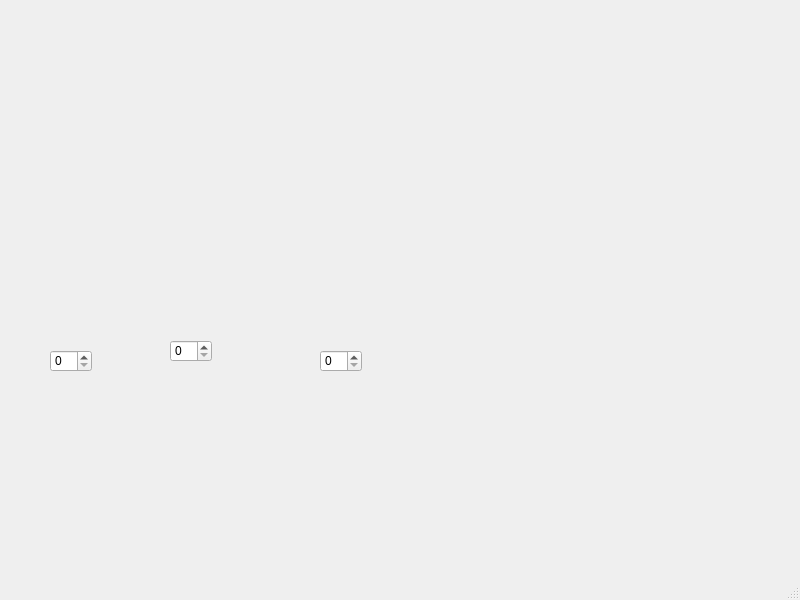
VHarbar/NG_Harbar_Vadim, file lesson 6/task1/mainwindow.ui: the form before one commit.
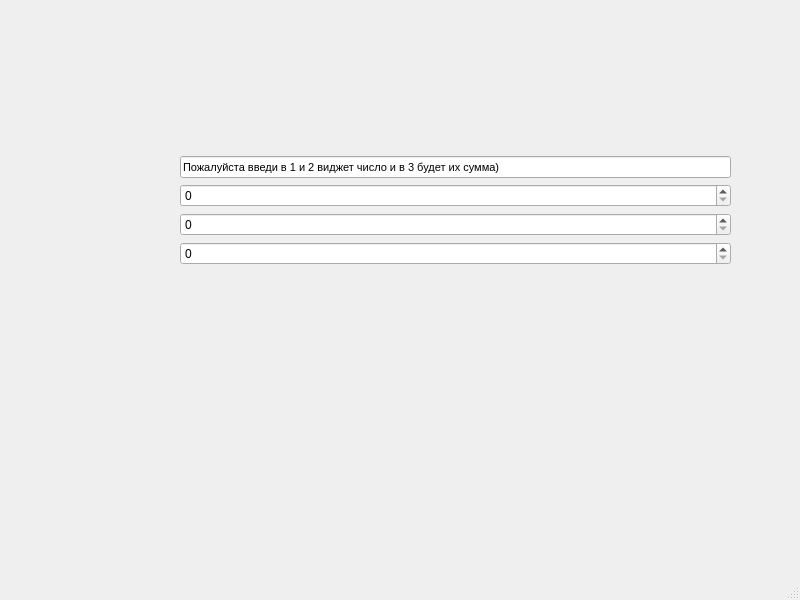
The form after the commit.

```diff
--- a/lesson 6/task1/mainwindow.ui
+++ b/lesson 6/task1/mainwindow.ui
@@ -14,35 +14,93 @@
    <string>MainWindow</string>
   </property>
   <widget class="QWidget" name="centralwidget">
-   <widget class="QSpinBox" name="B1">
+   <widget class="QSplitter" name="splitter_2">
     <property name="geometry">
      <rect>
-      <x>50</x>
-      <y>350</y>
-      <width>42</width>
-      <height>22</height>
+      <x>180</x>
+      <y>120</y>
+      <width>551</width>
+      <height>181</height>
      </rect>
     </property>
-   </widget>
-   <widget class="QSpinBox" name="B2">
-    <property name="geometry">
-     <rect>
-      <x>170</x>
-      <y>340</y>
-      <width>42</width>
-      <height>22</height>
-     </rect>
+    <property name="orientation">
+     <enum>Qt::Horizontal</enum>
     </property>
-   </widget>
-   <widget class="QSpinBox" name="Box3">
-    <property name="geometry">
-     <rect>
-      <x>320</x>
-      <y>350</y>
-      <width>42</width>
-      <height>22</height>
-     </rect>
-    </property>
+    <widget class="QSplitter" name="splitter">
+     <property name="orientation">
+      <enum>Qt::Horizontal</enum>
+     </property>
+     <widget class="QWidget" name="gridLayoutWidget">
+      <layout class="QGridLayout" name="gridLayout">
+       <item row="8" column="1">
+        <spacer name="verticalSpacer_2">
+         <property name="orientation">
+          <enum>Qt::Vertical</enum>
+         </property>
+         <property name="sizeHint" stdset="0">
+          <size>
+           <width>20</width>
+           <height>40</height>
+          </size>
+         </property>
+        </spacer>
+       </item>
+       <item row="3" column="1">
+        <widget class="QSpinBox" name="spinBox">
+         <property name="maximum">
+          <number>150</number>
+         </property>
+        </widget>
+       </item>
+       <item row="1" column="1">
+        <layout class="QGridLayout" name="gridLayout_3">
+         <item row="2" column="0">
+          <widget class="QLineEdit" name="lineEdit">
+           <property name="font">
+            <font>
+             <family>Arial</family>
+             <pointsize>8</pointsize>
+             <weight>50</weight>
+             <bold>false</bold>
+            </font>
+           </property>
+           <property name="text">
+            <string>Пожалуйста введи в 1 и 2 виджет число и в 3 будет их сумма)</string>
+           </property>
+          </widget>
+         </item>
+         <item row="1" column="0">
+          <spacer name="verticalSpacer">
+           <property name="orientation">
+            <enum>Qt::Vertical</enum>
+           </property>
+           <property name="sizeHint" stdset="0">
+            <size>
+             <width>20</width>
+             <height>40</height>
+            </size>
+           </property>
+          </spacer>
+         </item>
+        </layout>
+       </item>
+       <item row="6" column="1">
+        <widget class="QSpinBox" name="spinBox_3">
+         <property name="maximum">
+          <number>1000</number>
+         </property>
+        </widget>
+       </item>
+       <item row="4" column="1">
+        <widget class="QSpinBox" name="spinBox_2">
+         <property name="maximum">
+          <number>150</number>
+         </property>
+        </widget>
+       </item>
+      </layout>
+     </widget>
+    </widget>
    </widget>
   </widget>
   <widget class="QMenuBar" name="menubar">
```
